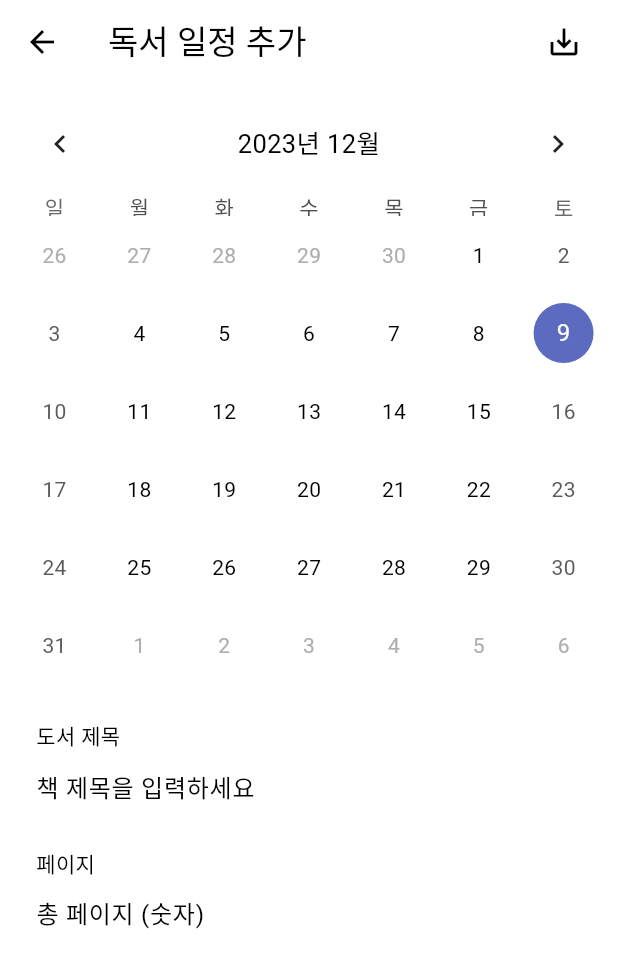
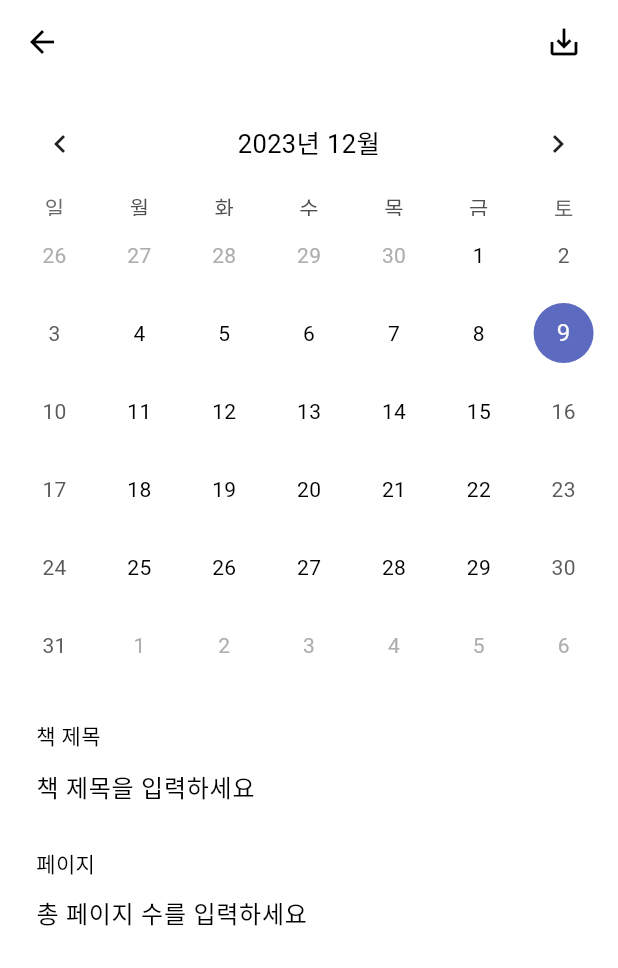
Before and after one commit to GY102912/Record_of_Reading, a Flutter app: the Week_MonthHome screen opened by its route, item 3 of the bottom bar chosen, after a tap on the "add" icon, on a phone screen of 412 x 824 dp. Shown: the top 968 px of the screen. Run offline on Flutter 3.47's test engine with Material 3 defaults, Android fonts, the phone set to English and light mode, and no system bars; drawn by our look-alikes of table_calendar; our stand-ins replace cloud_firestore, firebase_auth, firebase_core, percent_indicator; accounts and stored records are empty; Roboto replaces fonts that are missing (Pretendard); project files that could hold a hidden picture were left out.

Commit message:
some layout issues solved

```diff
--- a/lib/AddSchedulePage.dart
+++ b/lib/AddSchedulePage.dart
@@ -53,7 +53,7 @@ class _AddSchedulePageState extends State<AddSchedulePage> {
   Widget build(BuildContext context) {
     return Scaffold(
       appBar: AppBar(
-        title: const Text('독서 일정 추가'),
+        //title: const Text('독서 일정 추가'),
         actions: [
           Padding(
             padding: const EdgeInsets.symmetric(horizontal: 12, vertical: 8),
@@ -135,7 +135,7 @@ class _AddSchedulePageState extends State<AddSchedulePage> {
                   child: Column(
                     crossAxisAlignment: CrossAxisAlignment.start,
                     children: [
-                      const Text('도서 제목'),
+                      const Text('책 제목'),
                       TextField(
                         controller: _bookTitleController,
                         //keyboardType: TextInputType.number,
@@ -152,7 +152,7 @@ class _AddSchedulePageState extends State<AddSchedulePage> {
                               controller: _totalPageController,
                               keyboardType: TextInputType.number,
                               decoration: const InputDecoration(
-                                  hintText: '총 페이지 (숫자)'
+                                  hintText: '총 페이지 수를 입력하세요'
                               ),
                             ),
                           ),
--- a/lib/ReportMainPage.dart
+++ b/lib/ReportMainPage.dart
@@ -3,6 +3,7 @@ import 'ReportListProvider.dart';
 import 'package:provider/provider.dart';
 import 'reportDetailPage.dart';
 import 'package:uuid/uuid.dart';
+import 'package:intl/intl.dart';
 
 //독서 진행률 보여주기 위함 ->  카드 누르면 책별 독후감 기록 보여주도록 고려
 class MyReadingPage extends StatefulWidget {
@@ -316,6 +317,9 @@ class _MyReportPageState extends State<MyReportPage>{
         Book? nBook = userProvider.findBook(book.bookId);
 
         return Scaffold(
+          appBar: AppBar(
+            //title: const Text('독서 기록'),
+          ),
           body: Column(
               children: <Widget>[
                 Padding(
--- a/lib/main.dart
+++ b/lib/main.dart
@@ -282,6 +282,7 @@ class _Week_MonthHomeState extends State<Week_MonthHome> {
     return Scaffold(
       appBar: AppBar(
         title: const Text('Record of Reading'),
+          automaticallyImplyLeading: false,
       ),
       body: Center(
         child: _widgetOptions.elementAt(_selectedIndex),
@@ -309,7 +310,7 @@ class _Week_MonthHomeState extends State<Week_MonthHome> {
 }
 
 
-
+/*
 class Week_Month extends StatefulWidget {
 
   const Week_Month({Key? key}) : super(key: key);
@@ -366,3 +367,5 @@ class _Week_MonthState extends State<Week_Month> {
   }
 
 }
+
+*/
--- a/lib/reportDetailPage.dart
+++ b/lib/reportDetailPage.dart
@@ -1,5 +1,6 @@
 import 'package:flutter/material.dart';
 import 'package:flutter/cupertino.dart';
+import 'package:intl/intl.dart';
 import 'ReportListProvider.dart';
 import 'package:provider/provider.dart';
 import 'package:uuid/uuid.dart';
@@ -39,7 +40,7 @@ class _ContentState extends State<ContentPage>{
         builder: (BuildContext context) {
           return Scaffold(
             appBar: AppBar(
-              title: const Text('수정'),
+              //title: const Text('수정'),
               actions: <Widget>[
                 IconButton(
                   icon: const Icon(Icons.delete_outline),
@@ -161,7 +162,7 @@ class _ContentState extends State<ContentPage>{
                 Navigator.pop(context, 1);
               },
             ),
-            title: const Text('리포트 상세 보기'),
+            //title: const Text('리포트 상세 보기'),
             actions: [
               IconButton(
                 onPressed: () => updateItemEvent(context),
@@ -199,11 +200,11 @@ class _ContentState extends State<ContentPage>{
                         const SizedBox(height: 35),
                         Row(
                           mainAxisAlignment: MainAxisAlignment.end,
-                          children: [Text('작성일 : ${ncontent!.createTime}')],
+                          children: [Text('작성일 : ${DateFormat('yy/MM/dd').format(ncontent!.createTime)}')],
                         ),
                         Row(
                           mainAxisAlignment: MainAxisAlignment.end,
-                          children: [Text('수정일 : ${ncontent!.updateDate}')],
+                          children: [Text('수정일 : ${DateFormat('yy/MM/dd').format(ncontent!.updateDate)}')],
                         ),
                         Expanded(
                           child: Padding(
--- a/pubspec.yaml
+++ b/pubspec.yaml
@@ -30,6 +30,7 @@ environment:
 dependencies:
   flutter:
     sdk: flutter
+  intl: ^0.17.0
   charts_flutter: ^0.12.0
   percent_indicator: ^4.2.3
   provider: ^6.1.1
```
Also changed, not shown: pubspec.lock.
